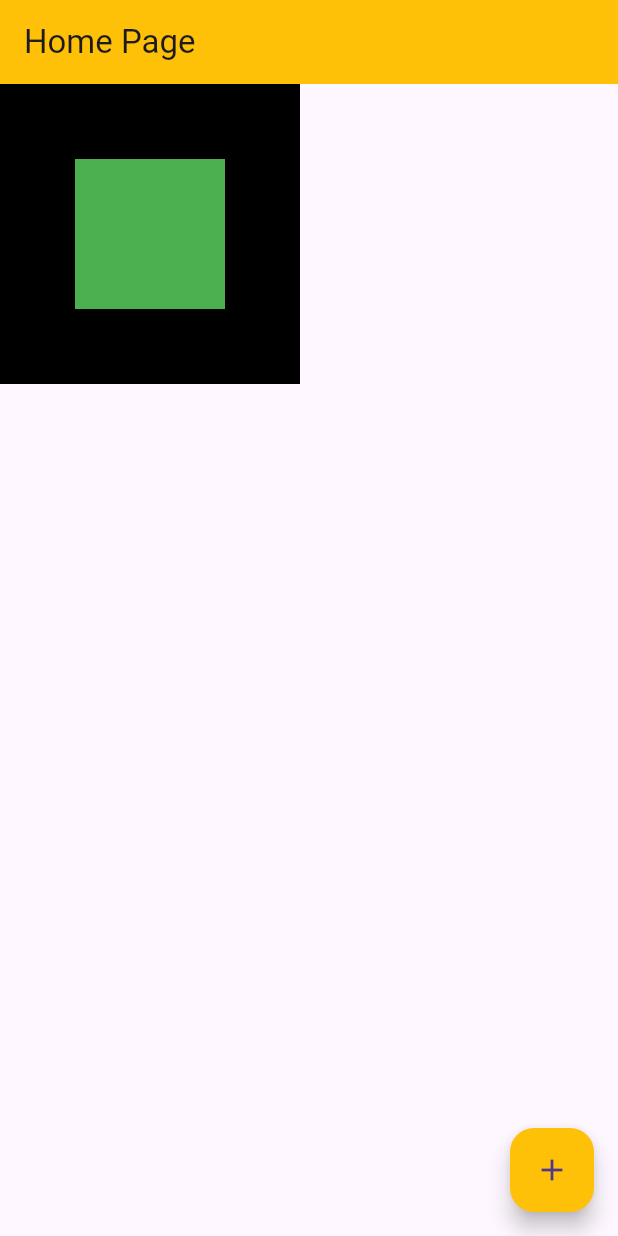
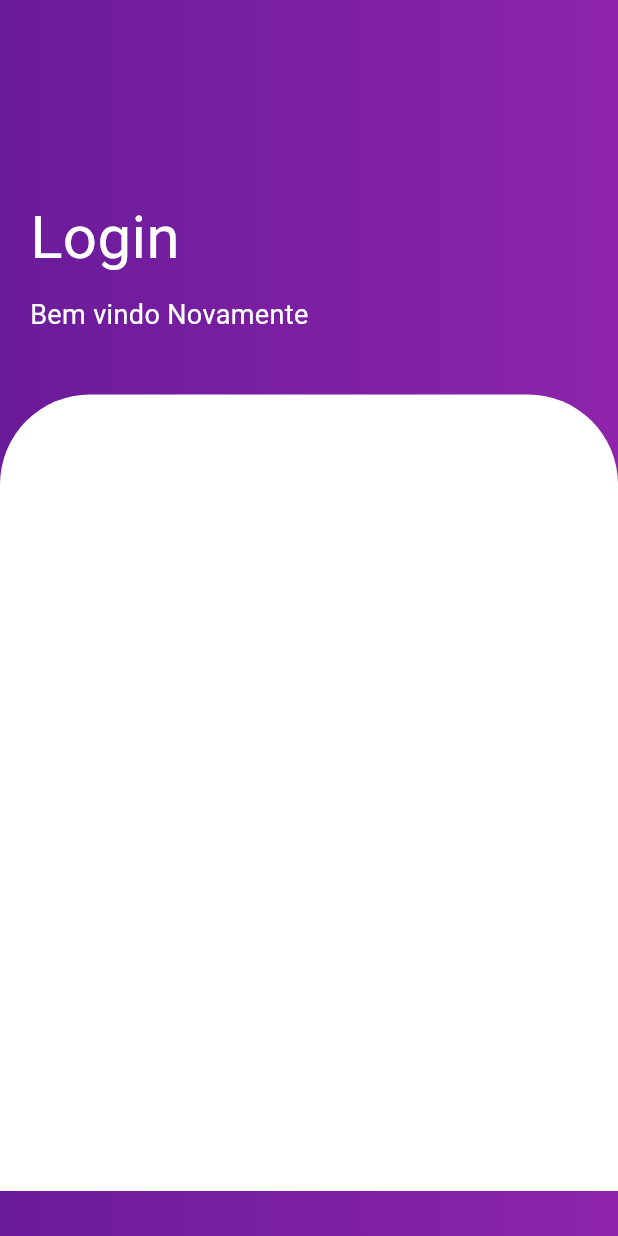
Before and after one commit to RenanSilvaMartins/Mobile_ITech, a Flutter app: the screen it shows after launch, on a phone screen of 412 x 824 dp. Run offline on Flutter 3.47's test engine with Material 3 defaults, Android fonts, the phone set to English and light mode, and no system bars.

Commit message:
nova página de login

```diff
--- a/lib/app_widget.dart
+++ /dev/null
@@ -1,15 +0,0 @@
-import 'package:flutter/material.dart';
-import 'package:flutter_itech/home_page.dart';
-
-class AppWidget extends StatelessWidget {
-  final String title;
-
-  const AppWidget({super.key, required this.title});
-  @override
-  Widget build(BuildContext context) {
-    return MaterialApp(
-      theme: ThemeData(primarySwatch: Colors.red),
-      home: HomePage(),
-    );
-  }
-}
--- a/lib/home_page.dart
+++ /dev/null
@@ -1,37 +0,0 @@
-import 'package:flutter/material.dart';
-
-class HomePage extends StatefulWidget {
-  @override
-  State<HomePage> createState() {
-    return HomePageState();
-  }
-}
-
-class HomePageState extends State<HomePage> {
-  int counter = 0;
-
-  @override
-  Widget build(BuildContext context) {
-    return Scaffold(
-      appBar: AppBar(title: Text('Home Page'), backgroundColor: Colors.amber),
-
-      body: Container(
-        height: 200,
-        width: 200,
-        color: Colors.black,
-        child: Center(
-        child: Container(height: 100, width: 100, color: Colors.green)),
-      ),
-      floatingActionButton: FloatingActionButton(
-
-        child: Icon(Icons.add),
-        backgroundColor: Colors.amber,
-        onPressed: () {
-          setState(() {
-            counter++;
-          });
-        },
-      ),
-    );
-  }
-}
--- a/lib/main.dart
+++ b/lib/main.dart
@@ -1,6 +1,51 @@
 import 'package:flutter/material.dart';
-import 'package:flutter_itech/app_widget.dart';
 
 void main() {
-  runApp(AppWidget(title: 'Renanrando 3'));
+  runApp(MaterialApp(home: HomePage()));
 }
+
+class HomePage extends StatelessWidget {
+  @override
+  Widget build(BuildContext context) {
+    return Scaffold(
+      body: Container(
+        padding: EdgeInsets.symmetric(vertical: 30),
+        width: double.infinity,
+        decoration: BoxDecoration(
+          gradient: LinearGradient(
+            colors: [?Colors.purple[800], ?Colors.purple[600]],
+          ),
+        ),
+        child: Column(
+          crossAxisAlignment: CrossAxisAlignment.start,
+          children: <Widget>[
+            SizedBox(height: 80),
+            Padding(
+              padding: EdgeInsets.all(20),
+              child: Column(
+                crossAxisAlignment: CrossAxisAlignment.start,
+                children: <Widget>[
+                  Text('Login', style: TextStyle(color: Colors.white, fontSize: 40)),
+                  SizedBox(height: 10),
+                  Text('Bem vindo Novamente', style: TextStyle(color: Colors.white, fontSize: 18)),
+                ],
+              ),
+            ),
+            SizedBox(height: 20),
+            Expanded(
+              child: Container(
+                decoration: BoxDecoration(
+                  color: Colors.white,
+                  borderRadius: BorderRadius.only(
+                    topLeft: Radius.circular(60),
+                    topRight: Radius.circular(60),
+                  ),
+                ),
+              ),
+            )
+          ],
+        ),
+      ),
+    );
+  }
+}
```
Also changed, not shown: pubspec.lock.
